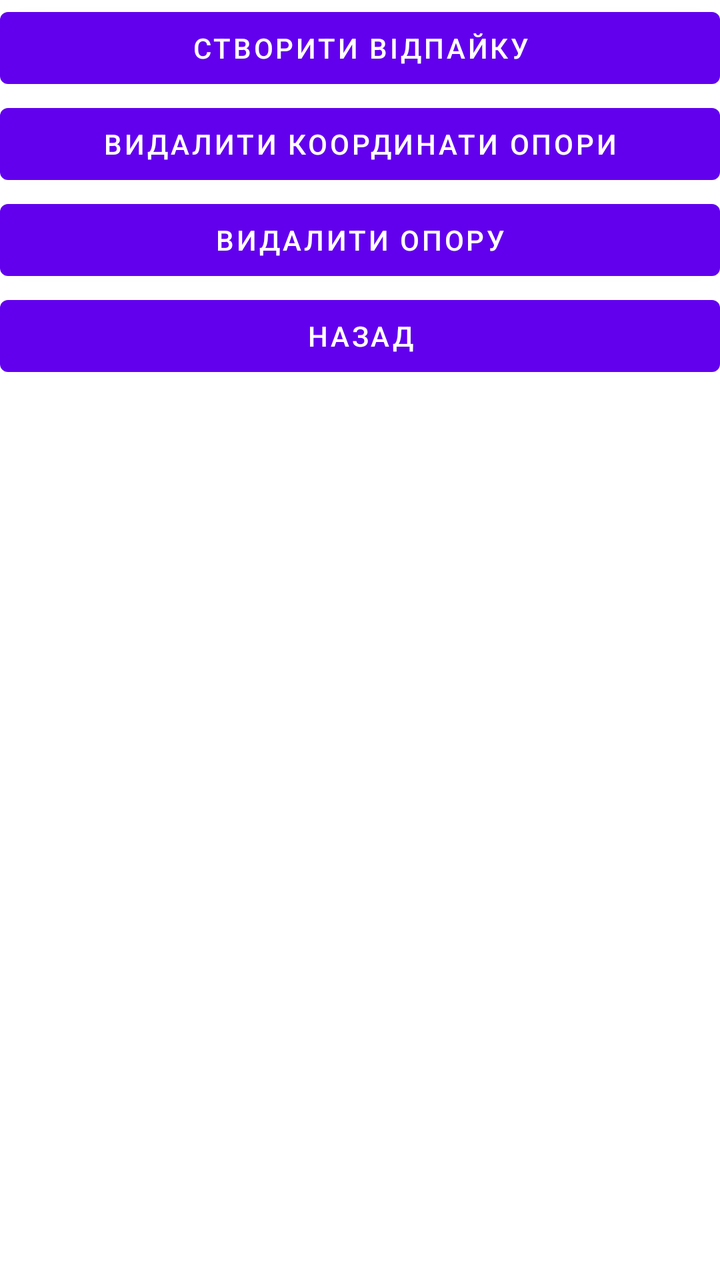
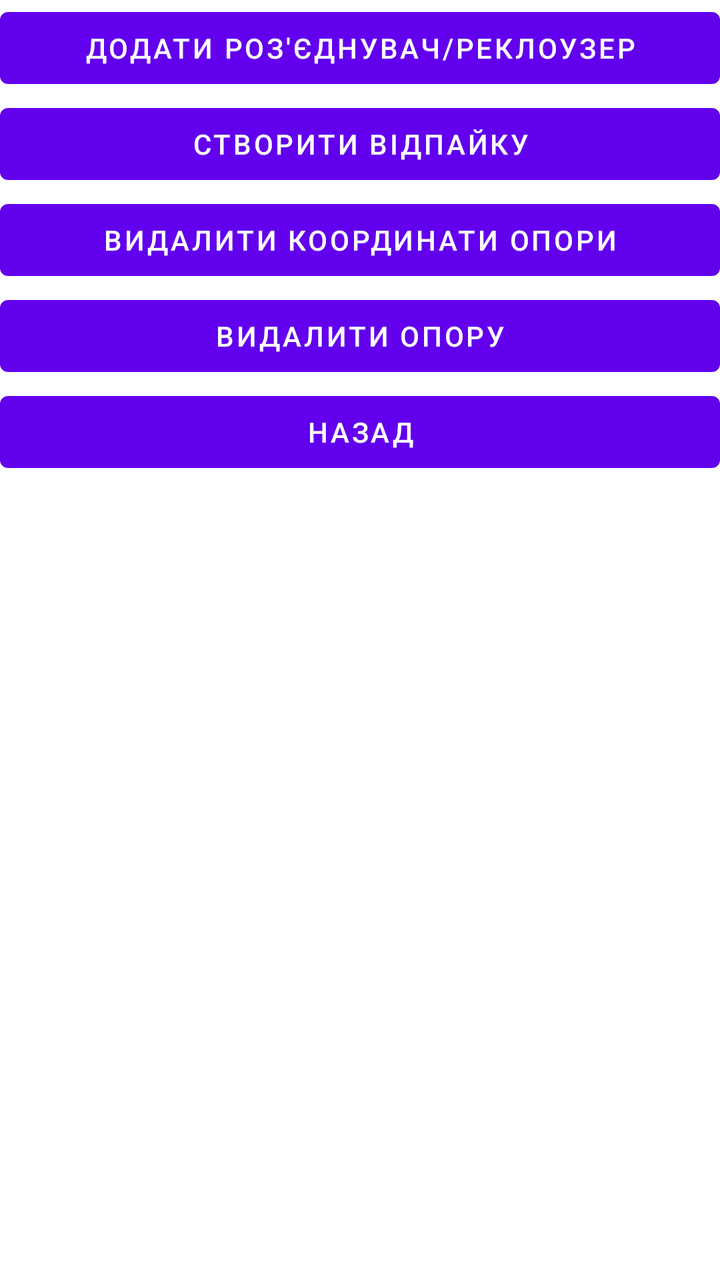

An Android layout rendered at two revisions. The XML below is the earlier revision; the diff shows what the commit changed to produce the second picture.
<!-- AndroidManifest.xml: application theme Theme.POEGPS -->
<!-- res/layout/opr_long_tap.xml -->
<?xml version="1.0" encoding="utf-8"?>
<LinearLayout xmlns:android="http://schemas.android.com/apk/res/android"
    android:orientation="vertical"
    android:layout_width="wrap_content"
    android:layout_height="wrap_content">

    

    <Button
        android:id="@+id/createOtp"
        android:layout_width="match_parent"
        android:layout_height="wrap_content"
        android:text="@string/createOtp" />

    <Button
        android:id="@+id/clear_coord"
        android:layout_width="match_parent"
        android:layout_height="wrap_content"
        android:text="@string/clear_coord" />

    <Button
        android:id="@+id/deleteOpr"
        android:layout_width="match_parent"
        android:layout_height="wrap_content"
        android:text="@string/deleteOpr" />

    

    <Button
        android:id="@+id/cancel"
        android:layout_width="match_parent"
        android:layout_height="wrap_content"
        android:text="@string/cancel" />
</LinearLayout>
<!-- resources referenced by this layout -->
<resources>
  <string name="cancel">Назад</string>
  <string name="clear_coord">Видалити координати опори</string>
  <string name="createOtp">Створити відпайку</string>
  <string name="deleteOpr">Видалити опору</string>
  <style name="Theme.POEGPS" parent="Theme.MaterialComponents.DayNight.DarkActionBar">
          
          <item name="colorPrimary">@color/purple_500</item>
          <item name="colorPrimaryVariant">@color/purple_700</item>
          <item name="colorOnPrimary">@color/white</item>
          
          <item name="colorSecondary">@color/teal_200</item>
          <item name="colorSecondaryVariant">@color/teal_700</item>
          <item name="colorOnSecondary">@color/black</item>
          
          <item name="android:statusBarColor">?attr/colorPrimaryVariant</item>
          
      </style>
  <color name="purple_500">#FF6200EE</color>
  <color name="purple_700">#FF3700B3</color>
  <color name="white">#FFFFFFFF</color>
  <color name="teal_200">#FF03DAC5</color>
  <color name="teal_700">#FF018786</color>
  <color name="black">#FF000000</color>
</resources>

<!-- the commit's change to res/layout/opr_long_tap.xml (unified diff, before → after) -->
@@ -4,7 +4,11 @@
     android:layout_width="wrap_content"
     android:layout_height="wrap_content">
 
-    
+    <Button
+        android:id="@+id/add_recloser"
+        android:layout_width="match_parent"
+        android:layout_height="wrap_content"
+        android:text="@string/add_recloser" />
 
     <Button
         android:id="@+id/createOtp"
<!-- resource entries referenced after the edit -->
@@ -1,10 +1,11 @@
 <!-- resources referenced by this layout -->
 <resources>
+  <string name="add_recloser">Додати роз\'єднувач/реклоузер</string>
   <string name="cancel">Назад</string>
   <string name="clear_coord">Видалити координати опори</string>
   <string name="createOtp">Створити відпайку</string>
   <string name="deleteOpr">Видалити опору</string>
-  <style name="Theme.POEGPS" parent="Theme.MaterialComponents.DayNight.DarkActionBar">
+  <style name="Theme.POEGPS" parent="Theme.MaterialComponents.DayNight.NoActionBar">
           
           <item name="colorPrimary">@color/purple_500</item>
           <item name="colorPrimaryVariant">@color/purple_700</item>
